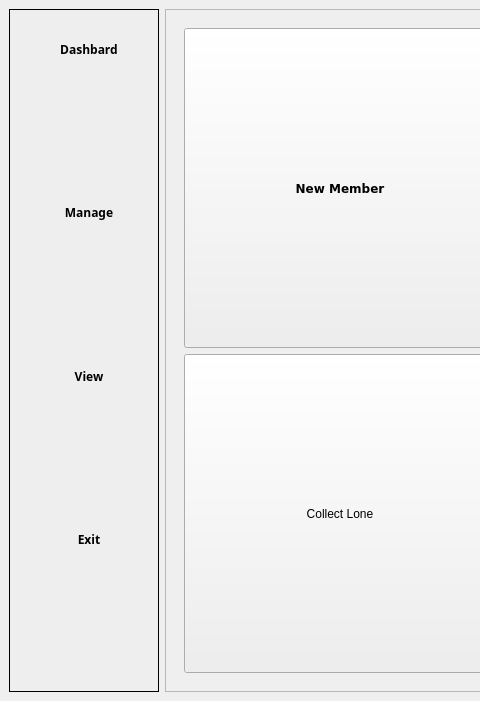
Above: new.ui from nachiket624/GTFC-Desktop-Application before the change; both pictures show x 0 to 480 and y 0 to 701 of the 1161 by 701 pixel window. Below: the same form after it.
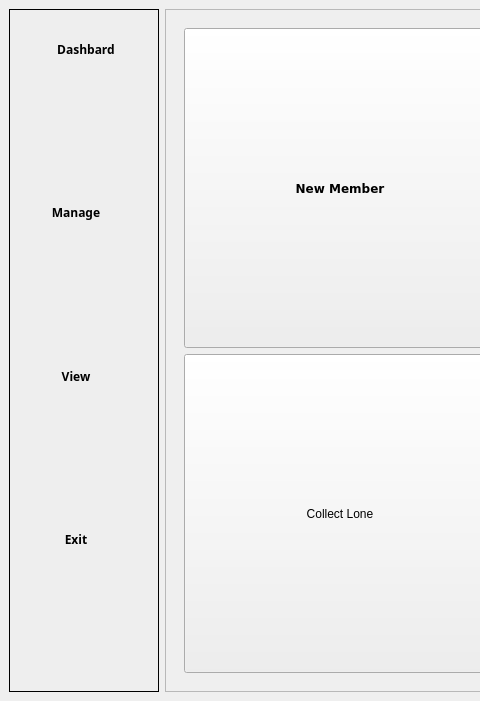
That is the form after the change. Icons and pictures are not drawn.

What changed in the file:
```diff
--- a/new.ui
+++ b/new.ui
@@ -2131,8 +2131,11 @@
          <property name="spacing">
           <number>0</number>
          </property>
+         <property name="sizeConstraint">
+          <enum>QLayout::SetDefaultConstraint</enum>
+         </property>
          <property name="leftMargin">
-          <number>10</number>
+          <number>5</number>
          </property>
          <property name="bottomMargin">
           <number>0</number>
@@ -2147,7 +2150,7 @@
            </property>
            <property name="minimumSize">
             <size>
-             <width>100</width>
+             <width>120</width>
              <height>50</height>
             </size>
            </property>
@@ -2196,6 +2199,12 @@
             <iconset resource="dashboard.qrc">
              <normaloff>:/Dashboard/image/dashboard.png</normaloff>:/Dashboard/image/dashboard.png</iconset>
            </property>
+           <property name="iconSize">
+            <size>
+             <width>35</width>
+             <height>40</height>
+            </size>
+           </property>
            <property name="autoDefault">
             <bool>false</bool>
            </property>
```
